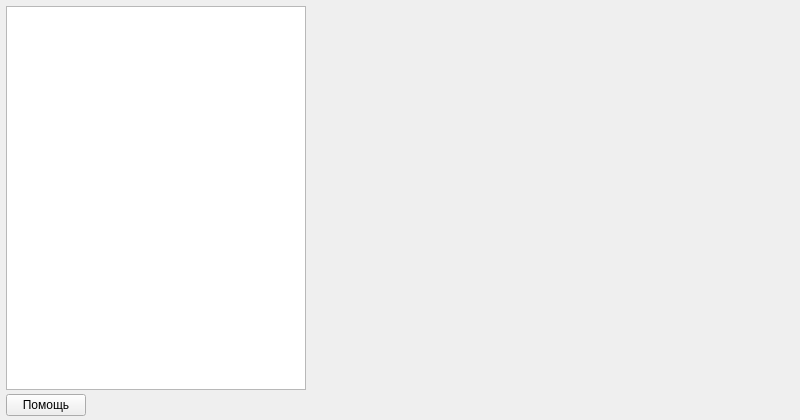
The window that mainwindow.ui (EgorAlmikeev/ProjectX) describes before a commit, drawn with Qt 5.
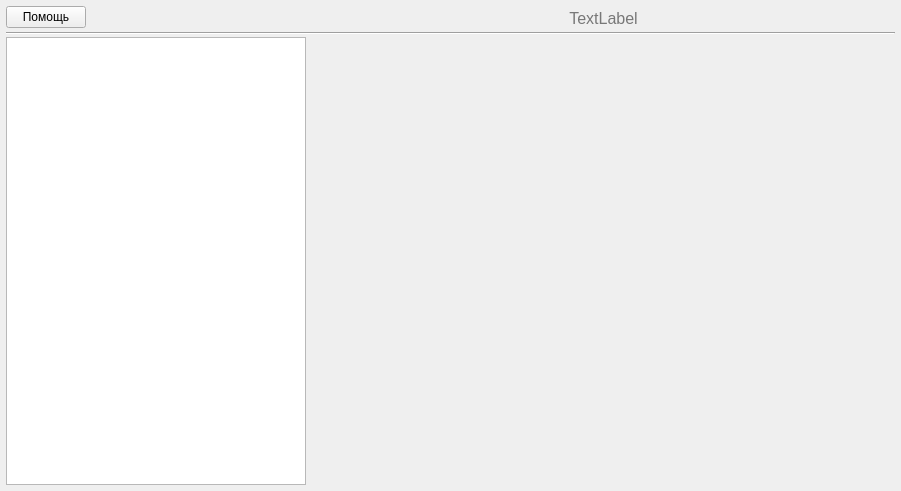
The same window after the commit.

Commit message: add: пиздатый концепт

Diff of the .ui file:
```diff
--- a/mainwindow.ui
+++ b/mainwindow.ui
@@ -6,8 +6,8 @@
    <rect>
     <x>0</x>
     <y>0</y>
-    <width>800</width>
-    <height>420</height>
+    <width>901</width>
+    <height>491</height>
    </rect>
   </property>
   <property name="minimumSize">
@@ -31,14 +31,14 @@
      <number>6</number>
     </property>
     <property name="bottomMargin">
-     <number>0</number>
+     <number>6</number>
     </property>
     <item row="0" column="1">
      <layout class="QGridLayout" name="gridLayout_3">
       <property name="verticalSpacing">
        <number>0</number>
       </property>
-      <item row="0" column="0">
+      <item row="2" column="0">
        <widget class="QTreeWidget" name="menu">
         <property name="enabled">
          <bool>true</bool>
@@ -153,19 +153,19 @@
         </property>
        </widget>
       </item>
-      <item row="1" column="0">
+      <item row="0" column="0">
        <layout class="QGridLayout" name="gridLayout_2">
         <property name="leftMargin">
          <number>0</number>
         </property>
         <property name="topMargin">
-         <number>4</number>
+         <number>0</number>
         </property>
         <property name="rightMargin">
          <number>0</number>
         </property>
         <property name="bottomMargin">
-         <number>4</number>
+         <number>2</number>
         </property>
         <property name="spacing">
          <number>0</number>
@@ -197,6 +197,40 @@
         </item>
        </layout>
       </item>
+      <item row="1" column="0" colspan="2">
+       <widget class="Line" name="line">
+        <property name="minimumSize">
+         <size>
+          <width>0</width>
+          <height>7</height>
+         </size>
+        </property>
+        <property name="midLineWidth">
+         <number>0</number>
+        </property>
+        <property name="orientation">
+         <enum>Qt::Horizontal</enum>
+        </property>
+       </widget>
+      </item>
+      <item row="0" column="1">
+       <widget class="QLabel" name="frameName">
+        <property name="font">
+         <font>
+          <pointsize>12</pointsize>
+         </font>
+        </property>
+        <property name="styleSheet">
+         <string notr="true">color: rgba(0, 0, 0, 0.5)</string>
+        </property>
+        <property name="text">
+         <string>TextLabel</string>
+        </property>
+        <property name="alignment">
+         <set>Qt::AlignCenter</set>
+        </property>
+       </widget>
+      </item>
      </layout>
     </item>
    </layout>
```
Left out of the diff: 4 changed lines with no effect on the pictures. The commit also changes 2 other files.
